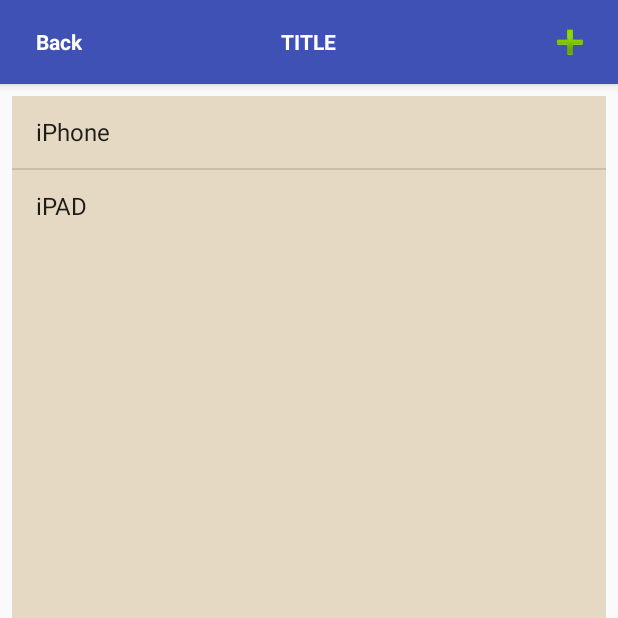
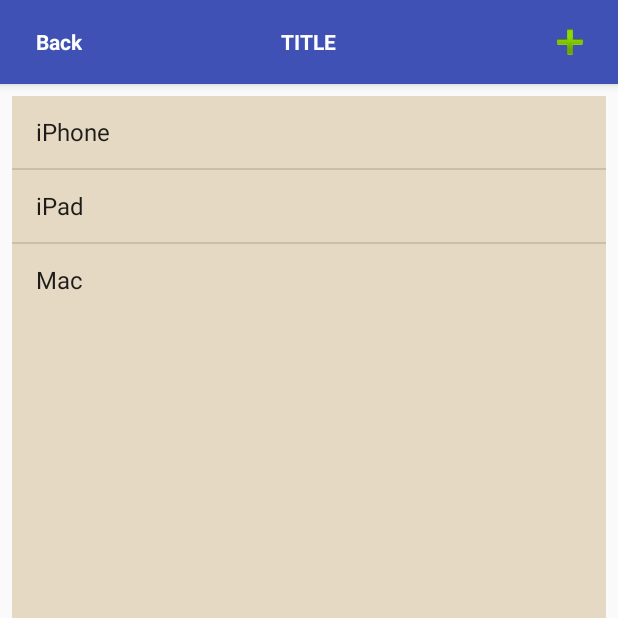
Before and after one commit to bkimz/spock, an Android app: the fragment ProductFragment placed in its activity, after a tap on "iPhone", on a phone screen of 412 x 824 dp, the top half of it. Run offline under Robolectric (Android 15) with nearby library versions, the phone set to English and light mode, and no system bars; 10 statements that could not run were skipped.

Commit message:
added weburls and company interface

```diff
--- /dev/null
+++ b/app/src/main/java/turntotech/org/navigationcontroller/fragments/Apple.java
@@ -0,0 +1,11 @@
+package turntotech.org.navigationcontroller.fragments;
+
+/**
+ * Created by adityanarayan on 7/26/16.
+ */
+public interface Apple {
+
+    String iphone = "iPhone";
+    String ipad = "iPad";
+    String mac = "Mac";
+}
--- a/app/src/main/java/turntotech/org/navigationcontroller/fragments/AwesomeAdapter.java
+++ b/app/src/main/java/turntotech/org/navigationcontroller/fragments/AwesomeAdapter.java
@@ -1,7 +1,62 @@
 package turntotech.org.navigationcontroller.fragments;
+
+import android.app.Activity;
+import android.content.Context;
+import android.view.LayoutInflater;
+import android.view.View;
+import android.view.ViewGroup;
+import android.widget.BaseAdapter;
+import android.widget.ImageView;
+import android.widget.TextView;
+
+import java.util.List;
+
+import turntotech.org.navigationcontroller.R;
 
 /**
  * Created by adityanarayan on 7/26/16.
  */
-public class AwesomeAdapter {
+public class AwesomeAdapter extends BaseAdapter {
+    Context ctx;
+    List<Companies> companies;
+
+    AwesomeAdapter(Context ctx, List<Companies> companies){
+        this.ctx = ctx;
+        this.companies = companies;
+    }
+    @Override
+    public int getCount() {
+        companies.size();
+        return companies.size();
+    }
+
+    @Override
+    public Object getItem(int position) {
+        return companies.get(position);
+    }
+
+    @Override
+    public long getItemId(int position) {
+       return companies.indexOf(getItem(position));
+
+    }
+
+    @Override
+    public View getView(int position, View convertView, ViewGroup parent) {
+        if (convertView == null){
+            LayoutInflater mInflater = (LayoutInflater) ctx.getSystemService(Activity.LAYOUT_INFLATER_SERVICE);
+            convertView = mInflater.inflate(R.layout.list_row, null);
+        }
+        ImageView imageicon = (ImageView) convertView.findViewById(R.id.list_image);
+        TextView companyName = (TextView) convertView.findViewById(R.id.CompanyName);
+        TextView stockPrice = (TextView) convertView.findViewById(R.id.StockPrice);
+
+
+        Companies company_position = companies.get(position);
+        imageicon.setImageResource(company_position.getImageId());
+        companyName.setText(company_position.getCompanyName());
+        stockPrice.setText(company_position.getCompanyStockPrice());
+
+        return convertView;
+    }
 }
--- a/app/src/main/java/turntotech/org/navigationcontroller/fragments/Companies.java
+++ b/app/src/main/java/turntotech/org/navigationcontroller/fragments/Companies.java
@@ -4,4 +4,37 @@ package turntotech.org.navigationcontroller.fragments;
  * Created by adityanarayan on 7/25/16.
  */
 public class Companies {
+    public String companyName;
+    public String companyStockPrice;
+    public int imageId;
+
+    public Companies (int imageId, String companyName, String companyStockPrice){
+        this.companyName = companyName;
+        this.companyStockPrice = companyStockPrice;
+        this.imageId = imageId;
+    }
+
+    public String getCompanyName() {
+        return companyName;
+    }
+
+    public void setCompanyName(String companyName) {
+        this.companyName = companyName;
+    }
+
+    public String getCompanyStockPrice() {
+        return companyStockPrice;
+    }
+
+    public void setCompanyStockPrice(String companyStockPrice) {
+        this.companyStockPrice = companyStockPrice;
+    }
+
+    public int getImageId() {
+        return imageId;
+    }
+
+    public void setImageId(int imageId) {
+        this.imageId = imageId;
+    }
 }
--- a/app/src/main/java/turntotech/org/navigationcontroller/fragments/CompanyFragment.java
+++ b/app/src/main/java/turntotech/org/navigationcontroller/fragments/CompanyFragment.java
@@ -11,9 +11,14 @@ import android.view.MenuInflater;
 import android.view.MenuItem;
 import android.view.View;
 import android.view.ViewGroup;
+import android.widget.AdapterView;
 import android.widget.ArrayAdapter;
 import android.widget.ListView;
 import android.widget.TextView;
+
+import java.util.ArrayList;
+import java.util.HashMap;
+import java.util.List;
 
 import turntotech.org.navigationcontroller.R;
 
@@ -21,14 +26,21 @@ import turntotech.org.navigationcontroller.R;
 public class CompanyFragment extends ListFragment {
 
     ProductFragment productFragment;
+    AwesomeAdapter adapter;
+    private List <Companies> companiesList;
+
 
     public CompanyFragment() {
         productFragment = new ProductFragment();
     }
 
+
+
     @Override
     public View onCreateView(LayoutInflater inflater, ViewGroup container,
                              Bundle savedInstanceState) {
+
+
 
         View mCustomView = inflater.inflate(R.layout.custom_actionbar, null);
         TextView title = (TextView)mCustomView.findViewById(R.id.title_text);
@@ -39,13 +51,27 @@ public class CompanyFragment extends ListFragment {
         actionBar.setDisplayShowCustomEnabled(true);
         title.setText("Watch List");
 
-        String[] companies = new String[] { "Apple", "Samsung" };
+        String[] companies = new String[] { "Apple", "Samsung", "LG", "Huawei" };
+        String[] companyStockPrice = new String[]{"$120", "$1200", "$600", "$40"};
+        int [] icons = new int[]{R.drawable.apple, R.drawable.samsung, R.drawable.lg, R.drawable.huawei};
 
 
-        ArrayAdapter<String> arrayAdapter = new ArrayAdapter<String>(getActivity(), android.R.layout.simple_list_item_1, companies);
-        setListAdapter(arrayAdapter);
+        companiesList = new ArrayList<Companies>();
 
-        return inflater.inflate(R.layout.fragment_list, container, false);
+
+        for (int i = 0; i < companies.length; i++){
+            Companies addcompany = new Companies(icons[i], companies[i], companyStockPrice[i]);
+            companiesList.add(addcompany);
+
+        }
+
+        adapter = new AwesomeAdapter(getActivity(), companiesList);
+        setListAdapter(adapter);
+
+
+
+
+            return inflater.inflate(R.layout.fragment_list, container, false);
     }
 
     @Override
@@ -55,11 +81,12 @@ public class CompanyFragment extends ListFragment {
 
 
 
-        TextView title = (TextView)v.findViewById(android.R.id.text1);
+        //TextView title = (TextView)v.findViewById(android.R.id.text1);
+        TextView companyText = (TextView) v.findViewById(R.id.CompanyName);
 
         Bundle bundle = new Bundle();
         bundle.putInt("CompanyIndex", position);
-        bundle.putString("CompanyTitle", title.getText().toString());
+        bundle.putString("CompanyTitle", companyText.getText().toString());
 
         productFragment.setArguments(bundle);
 
--- /dev/null
+++ b/app/src/main/java/turntotech/org/navigationcontroller/fragments/Huawei.java
@@ -0,0 +1,10 @@
+package turntotech.org.navigationcontroller.fragments;
+
+/**
+ * Created by adityanarayan on 7/26/16.
+ */
+public interface Huawei {
+    String p9 = "Huawei P9";
+    String matebook = "Huawei Matebook";
+    String talkband = "Huawei Talkband 3";
+}
--- /dev/null
+++ b/app/src/main/java/turntotech/org/navigationcontroller/fragments/LG.java
@@ -0,0 +1,10 @@
+package turntotech.org.navigationcontroller.fragments;
+
+/**
+ * Created by adityanarayan on 7/26/16.
+ */
+public interface LG {
+    String g5 = "LG G5";
+    String gpad2 = "LG GPad 2";
+    String smartwatch = "LG Smart Watches";
+}
--- a/app/src/main/java/turntotech/org/navigationcontroller/fragments/ProductFragment.java
+++ b/app/src/main/java/turntotech/org/navigationcontroller/fragments/ProductFragment.java
@@ -11,6 +11,7 @@ import android.view.MenuInflater;
 import android.view.MenuItem;
 import android.view.View;
 import android.view.ViewGroup;
+import android.webkit.WebView;
 import android.widget.ArrayAdapter;
 import android.widget.ListView;
 import android.widget.TextView;
@@ -19,6 +20,9 @@ import turntotech.org.navigationcontroller.R;
 
 
 public class ProductFragment extends ListFragment {
+
+    WebviewFragment webviewFragment;
+    int companyPosition;
 
     public ProductFragment() {
         // Required empty public constructor
@@ -44,7 +48,7 @@ public class ProductFragment extends ListFragment {
 
 
         Bundle bundle = this.getArguments();
-        int companyPosition = bundle.getInt("CompanyIndex");
+        companyPosition = bundle.getInt("CompanyIndex");
         title.setText(bundle.getString("CompanyTitle") + " Products");
 
 
@@ -52,10 +56,16 @@ public class ProductFragment extends ListFragment {
         String[] products = null;
 
         if(companyPosition==0){
-            products = new String[] { "iPhone", "iPAD" };
+            products = new String[] { Apple.iphone, Apple.ipad, Apple.mac };
         }
         if(companyPosition==1){
-            products = new String[] { "Galaxy Note", "Galaxy Tab" };
+            products = new String[] {Samsung.gearvr, Samsung.gearfit, Samsung.s7};
+        }
+        if(companyPosition==2){
+            products = new String[] { LG.g5, LG.gpad2, LG.smartwatch };
+        }
+        if(companyPosition==3){
+            products = new String[] { Huawei.p9, Huawei.matebook, Huawei.talkband };
         }
 
 
@@ -65,6 +75,21 @@ public class ProductFragment extends ListFragment {
         return inflater.inflate(R.layout.fragment_list, container, false);
     }
 
+    @Override
+    public void onListItemClick(ListView l, View v, int position, long id) {
+        super.onListItemClick(l, v, position, id);
+
+        Bundle bundle = new Bundle();
+        bundle.putInt("CompanySelected", companyPosition);
+        bundle.putInt("ProductName", position);
+
+        webviewFragment.setArguments(bundle);
+        FragmentTransaction transaction = getFragmentManager().beginTransaction();
+        transaction.addToBackStack(null);
+        transaction.replace(R.id.fragment_container, webviewFragment);
+        transaction.commit();
+
+    }
 
 
 }
--- /dev/null
+++ b/app/src/main/java/turntotech/org/navigationcontroller/fragments/Samsung.java
@@ -0,0 +1,10 @@
+package turntotech.org.navigationcontroller.fragments;
+
+/**
+ * Created by adityanarayan on 7/26/16.
+ */
+public interface Samsung {
+    String gearvr = "Galaxy Gear VR";
+    String gearfit = "Galaxy Gear Fit";
+    String s7 = "Galaxy S7";
+}
```
Also changed, not shown: app/src/main/java/turntotech/org/navigationcontroller/fragments/WebURLs.java (+15 -0 lines), app/src/main/java/turntotech/org/navigationcontroller/fragments/WebviewFragment.java (+43 -1 lines).
